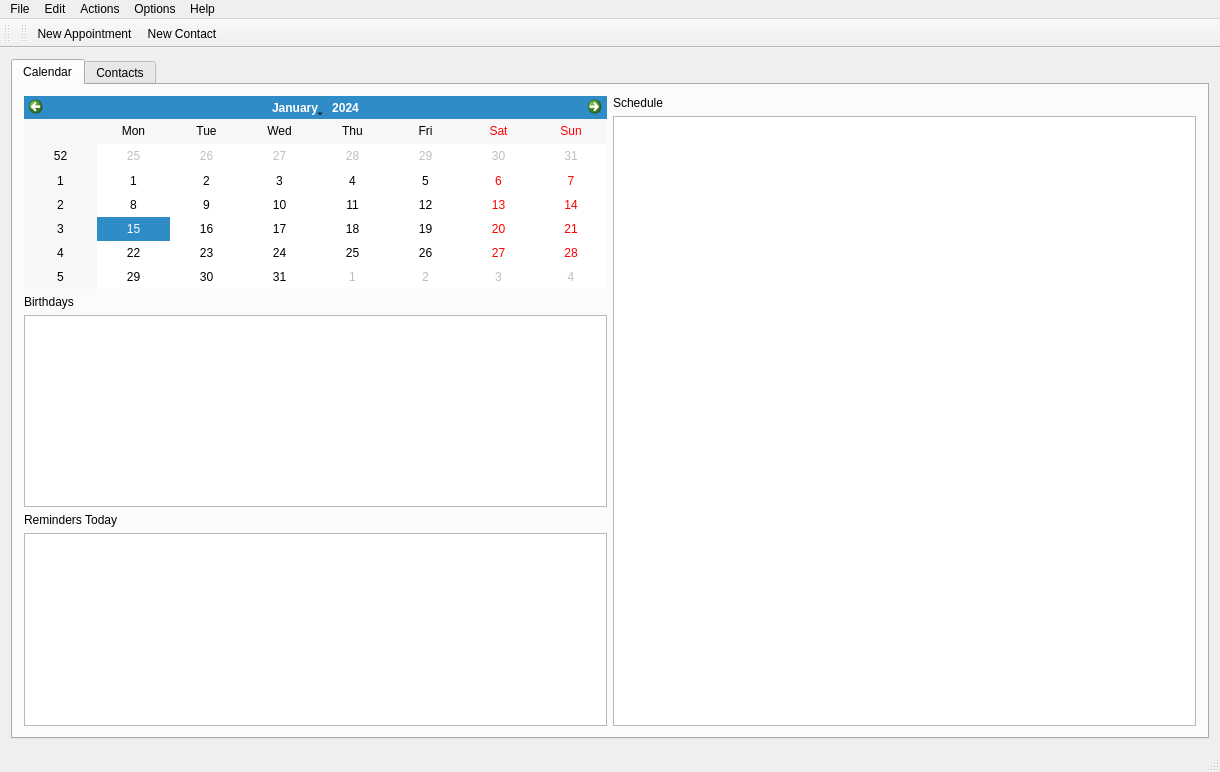
lxqt/organizer, file src/mainwindow.ui: the form before one commit.
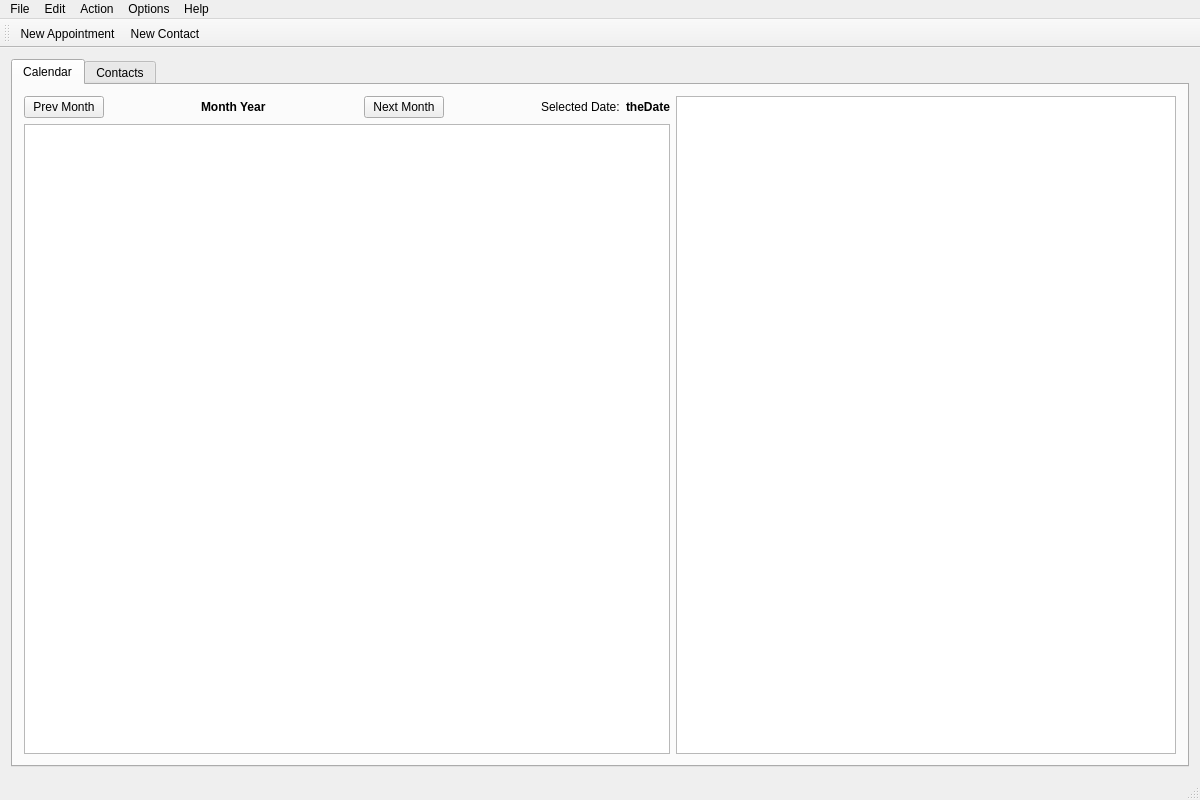
The form after the commit. Icons and pictures are not drawn.

Patch:
```diff
--- a/src/mainwindow.ui
+++ b/src/mainwindow.ui
@@ -6,16 +6,16 @@
    <rect>
     <x>0</x>
     <y>0</y>
-    <width>1220</width>
-    <height>772</height>
+    <width>1200</width>
+    <height>800</height>
    </rect>
   </property>
   <property name="windowTitle">
    <string>MainWindow</string>
   </property>
   <widget class="QWidget" name="centralWidget">
-   <layout class="QHBoxLayout" name="horizontalLayout_2">
-    <item>
+   <layout class="QGridLayout" name="gridLayout_2">
+    <item row="0" column="0">
      <widget class="QTabWidget" name="tabWidget">
       <property name="currentIndex">
        <number>0</number>
@@ -24,73 +24,135 @@
        <attribute name="title">
         <string>Calendar</string>
        </attribute>
-       <layout class="QGridLayout" name="gridLayout_2">
-        <item row="0" column="1">
-         <layout class="QVBoxLayout" name="verticalLayout_2">
-          <item>
-           <widget class="QLabel" name="labelSchedule">
-            <property name="text">
-             <string>Schedule</string>
-            </property>
-           </widget>
-          </item>
-          <item>
-           <widget class="QTableView" name="tableView"/>
-          </item>
-         </layout>
-        </item>
+       <layout class="QGridLayout" name="gridLayout">
         <item row="0" column="0">
-         <layout class="QVBoxLayout" name="verticalLayout">
+         <layout class="QHBoxLayout" name="horizontalLayout_2">
           <item>
-           <widget class="QCalendarWidget" name="calendarWidget">
-            <property name="sizePolicy">
-             <sizepolicy hsizetype="MinimumExpanding" vsizetype="MinimumExpanding">
-              <horstretch>0</horstretch>
-              <verstretch>0</verstretch>
-             </sizepolicy>
-            </property>
-            <property name="gridVisible">
-             <bool>false</bool>
-            </property>
-            <property name="navigationBarVisible">
-             <bool>true</bool>
-            </property>
-            <property name="dateEditEnabled">
-             <bool>true</bool>
-            </property>
-           </widget>
+           <layout class="QVBoxLayout" name="verticalLayout">
+            <item>
+             <layout class="QHBoxLayout" name="horizontalLayout">
+              <item>
+               <widget class="QPushButton" name="pushButtonPreviousMonth">
+                <property name="text">
+                 <string>Prev Month</string>
+                </property>
+               </widget>
+              </item>
+              <item>
+               <spacer name="horizontalSpacer">
+                <property name="orientation">
+                 <enum>Qt::Horizontal</enum>
+                </property>
+                <property name="sizeHint" stdset="0">
+                 <size>
+                  <width>40</width>
+                  <height>20</height>
+                 </size>
+                </property>
+               </spacer>
+              </item>
+              <item>
+               <widget class="QLabel" name="labelMonthYear">
+                <property name="font">
+                 <font>
+                  <weight>75</weight>
+                  <bold>true</bold>
+                 </font>
+                </property>
+                <property name="text">
+                 <string>Month Year</string>
+                </property>
+               </widget>
+              </item>
+              <item>
+               <spacer name="horizontalSpacer_3">
+                <property name="orientation">
+                 <enum>Qt::Horizontal</enum>
+                </property>
+                <property name="sizeHint" stdset="0">
+                 <size>
+                  <width>40</width>
+                  <height>20</height>
+                 </size>
+                </property>
+               </spacer>
+              </item>
+              <item>
+               <widget class="QPushButton" name="pushButtonNextMonth">
+                <property name="text">
+                 <string>Next Month</string>
+                </property>
+               </widget>
+              </item>
+              <item>
+               <spacer name="horizontalSpacer_2">
+                <property name="orientation">
+                 <enum>Qt::Horizontal</enum>
+                </property>
+                <property name="sizeHint" stdset="0">
+                 <size>
+                  <width>40</width>
+                  <height>20</height>
+                 </size>
+                </property>
+               </spacer>
+              </item>
+              <item>
+               <widget class="QLabel" name="labelDateInfo">
+                <property name="text">
+                 <string>Selected Date:</string>
+                </property>
+               </widget>
+              </item>
+              <item>
+               <widget class="QLabel" name="labelSelectedDate">
+                <property name="font">
+                 <font>
+                  <weight>75</weight>
+                  <bold>true</bold>
+                 </font>
+                </property>
+                <property name="text">
+                 <string>theDate</string>
+                </property>
+               </widget>
+              </item>
+             </layout>
+            </item>
+            <item>
+             <widget class="QTableWidget" name="tableWidget">
+              <property name="styleSheet">
+               <string notr="true"/>
+              </property>
+              <property name="lineWidth">
+               <number>2</number>
+              </property>
+             </widget>
+            </item>
+           </layout>
           </item>
           <item>
-           <widget class="QLabel" name="labelBirthdays">
-            <property name="text">
-             <string>Birthdays</string>
-            </property>
-           </widget>
-          </item>
-          <item>
-           <widget class="QListView" name="listViewBirthdays">
+           <widget class="QListView" name="listViewDay">
             <property name="minimumSize">
              <size>
-              <width>550</width>
+              <width>200</width>
               <height>0</height>
              </size>
             </property>
-           </widget>
-          </item>
-          <item>
-           <widget class="QLabel" name="labelReminders">
-            <property name="text">
-             <string>Reminders Today</string>
+            <property name="maximumSize">
+             <size>
+              <width>500</width>
+              <height>16777215</height>
+             </size>
             </property>
-           </widget>
-          </item>
-          <item>
-           <widget class="QListView" name="listViewReminders">
-            <property name="sizePolicy">
-             <sizepolicy hsizetype="MinimumExpanding" vsizetype="MinimumExpanding">
-              <horstretch>0</horstretch>
-              <verstretch>0</verstretch>
-             </sizepolicy>
+            <property name="toolTip">
+             <string extracomment="Day Events"/>
+            </property>
+            <property name="lineWidth">
+             <number>3</number>
+            </property>
+            <property name="midLineWidth">
+             <number>2</number>
             </property>
            </widget>
           </item>
@@ -107,7 +169,7 @@
          <widget class="QTableView" name="tableViewContacts"/>
         </item>
         <item row="1" column="0">
-         <layout class="QHBoxLayout" name="horizontalLayout">
+         <layout class="QHBoxLayout" name="horizontalLayout_3">
           <item>
            <widget class="QPushButton" name="pushButtonShowQuickDetails">
             <property name="text">
@@ -142,7 +204,7 @@
     <rect>
      <x>0</x>
      <y>0</y>
-     <width>1220</width>
+     <width>1200</width>
      <height>29</height>
     </rect>
    </property>
@@ -158,21 +220,26 @@
     <addaction name="separator"/>
     <addaction name="actionExit"/>
    </widget>
+   <widget class="QMenu" name="menuEdit">
+    <property name="title">
+     <string>Edit</string>
+    </property>
+    <addaction name="actionRemove_All_Birthday"/>
+    <addaction name="action_Add_Current_Birthdays"/>
+    <addaction name="separator"/>
+    <addaction name="actionClear_All_Appointments"/>
+    <addaction name="actionDelete_All_Contacts"/>
+   </widget>
    <widget class="QMenu" name="menuAction">
     <property name="title">
-     <string>Actions</string>
+     <string>Action</string>
     </property>
     <addaction name="actionNew_Appointment"/>
     <addaction name="actionNew_Contact"/>
-    <addaction name="actionCheckForUpcomingBirthdays"/>
-   </widget>
-   <widget class="QMenu" name="menuOptions">
-    <property name="title">
-     <string>Options</string>
-    </property>
-    <addaction name="actionSystem_Notifications"/>
-    <addaction name="actionCalendar_Grid"/>
-    <addaction name="actionCalendar_Weeks"/>
+    <addaction name="separator"/>
+    <addaction name="actionCheck_For_Reminders_Today"/>
+    <addaction name="actionCheck_For_Reminders"/>
+    <addaction name="actionCheck_For_Upcoming_Birthdays"/>
    </widget>
    <widget class="QMenu" name="menuHelp">
     <property name="title">
@@ -180,9 +247,9 @@
     </property>
     <addaction name="actionAbout"/>
    </widget>
-   <widget class="QMenu" name="menuEdit">
+   <widget class="QMenu" name="menuOptions">
     <property name="title">
-     <string>Edit</string>
+     <string>Options</string>
     </property>
     <addaction name="separator"/>
     <addaction name="actionClear_All_Reminder_Messages"/>
@@ -206,21 +273,15 @@
    <attribute name="toolBarBreak">
     <bool>false</bool>
    </attribute>
-  </widget>
-  <widget class="QStatusBar" name="statusBar"/>
-  <widget class="QToolBar" name="toolBar">
-   <property name="windowTitle">
-    <string>toolBar</string>
-   </property>
-   <attribute name="toolBarArea">
-    <enum>TopToolBarArea</enum>
-   </attribute>
-   <attribute name="toolBarBreak">
-    <bool>false</bool>
-   </attribute>
    <addaction name="actionNew_Appointment"/>
    <addaction name="actionNew_Contact"/>
   </widget>
+  <widget class="QStatusBar" name="statusBar"/>
+  <action name="actionExit">
+   <property name="text">
+    <string>Exit</string>
+   </property>
+  </action>
   <action name="actionNew_Appointment">
    <property name="icon">
     <iconset resource="icons.qrc">
```
Left out of the diff: 129 changed lines with no effect on the pictures.
